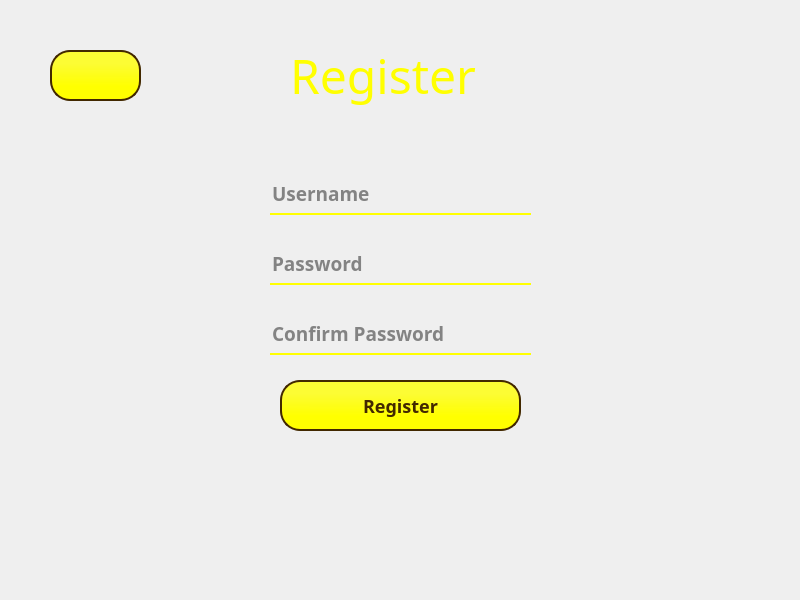
Qt form register.ui (PetreRaul/EyeTester) before a commit.
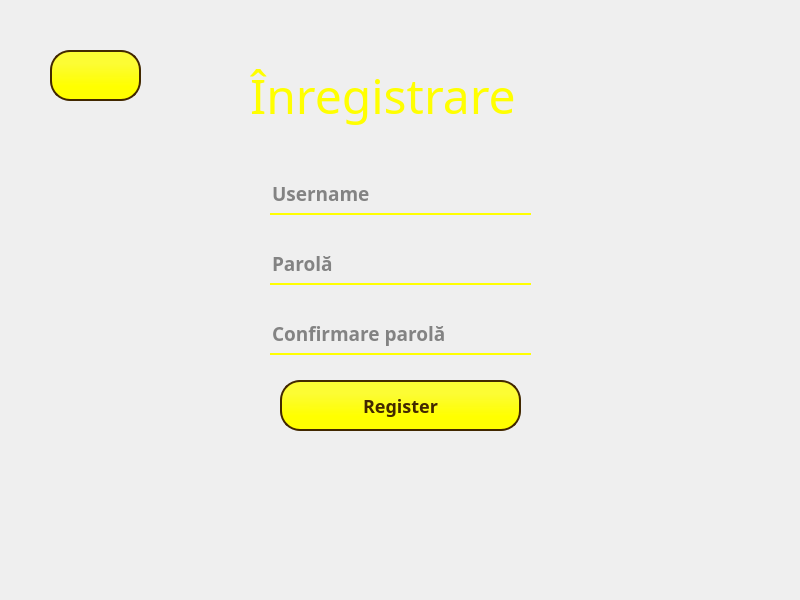
The same form after that commit. Icons and pictures are not drawn.

```diff
--- a/register.ui
+++ b/register.ui
@@ -19,7 +19,7 @@
      <x>0</x>
      <y>0</y>
      <width>800</width>
-     <height>600</height>
+     <height>601</height>
     </rect>
    </property>
    <property name="styleSheet">
@@ -31,9 +31,9 @@
    <widget class="QLabel" name="label">
     <property name="geometry">
      <rect>
-      <x>290</x>
-      <y>40</y>
-      <width>201</width>
+      <x>250</x>
+      <y>60</y>
+      <width>281</width>
       <height>71</height>
      </rect>
     </property>
@@ -51,7 +51,7 @@
 color:#FFFF00;</string>
     </property>
     <property name="text">
-     <string>Register</string>
+     <string>Înregistrare</string>
     </property>
    </widget>
    <widget class="QPushButton" name="createAccountButton">
@@ -161,7 +161,7 @@
 padding-bottom: 7px;</string>
     </property>
     <property name="placeholderText">
-     <string>Password</string>
+     <string>Parolă</string>
     </property>
    </widget>
    <widget class="QLineEdit" name="passwordFieldConfirmPassword">
@@ -189,7 +189,7 @@
 padding-bottom: 7px;</string>
     </property>
     <property name="placeholderText">
-     <string>Confirm Password</string>
+     <string>Confirmare parolă</string>
     </property>
    </widget>
    <widget class="QPushButton" name="backRegisterButton">
```
Left out of the diff: 2 changed lines with no effect on the pictures.
